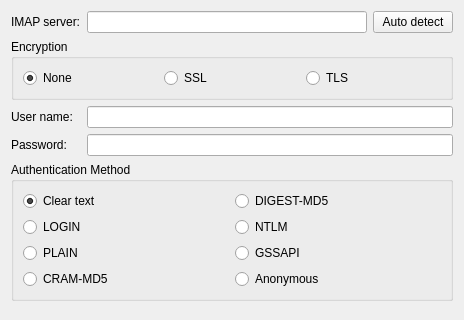
Before: the Qt Designer form resources/imap/setupserverview.ui in KDE/kdepim-runtime, drawn with Qt 5; both pictures show x 0 to 464 and y 0 to 320 of the 464 by 505 pixel window.
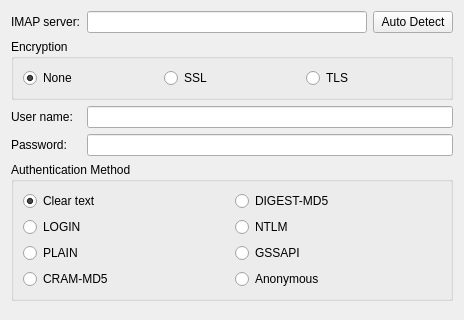
After: the same form once the commit is applied. Custom widgets are drawn as their Qt base class.

Diff of the .ui file:
```diff
--- a/resources/imap/setupserverview.ui
+++ b/resources/imap/setupserverview.ui
@@ -37,7 +37,7 @@
        <item>
         <widget class="KPushButton" name="testButton">
          <property name="text">
-          <string>Auto detect</string>
+          <string>Auto Detect</string>
          </property>
         </widget>
        </item>
```
